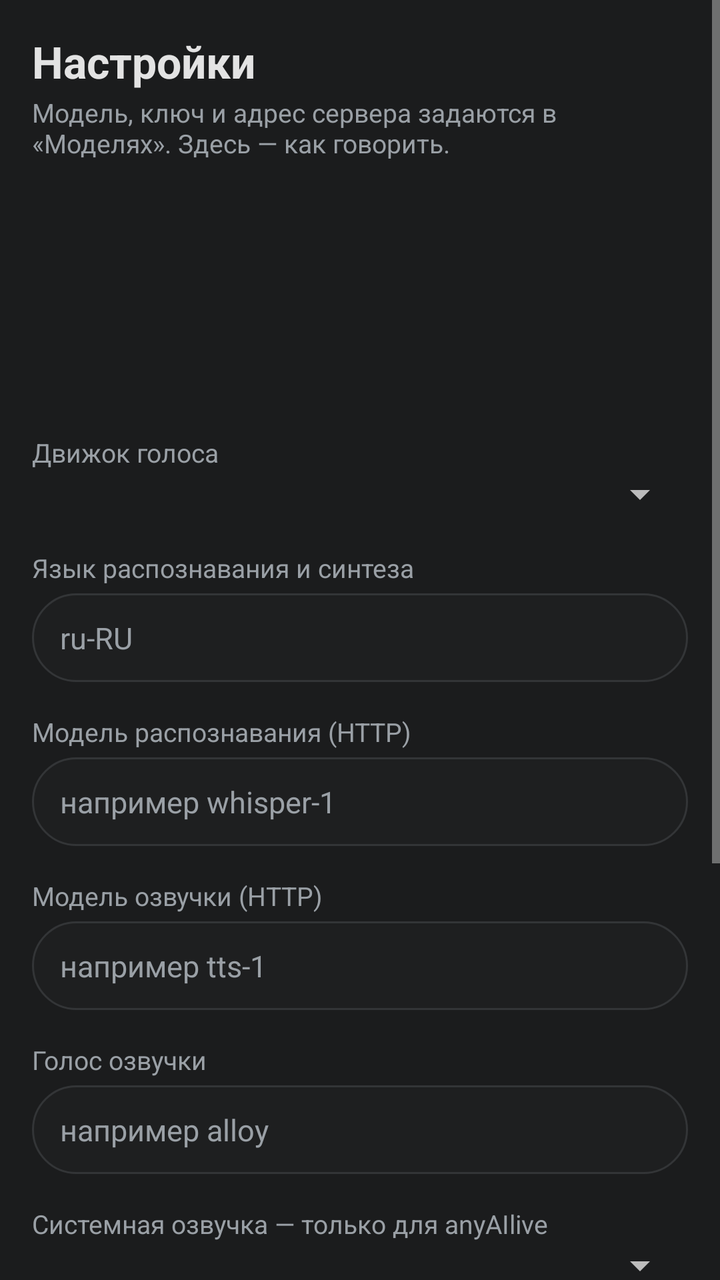
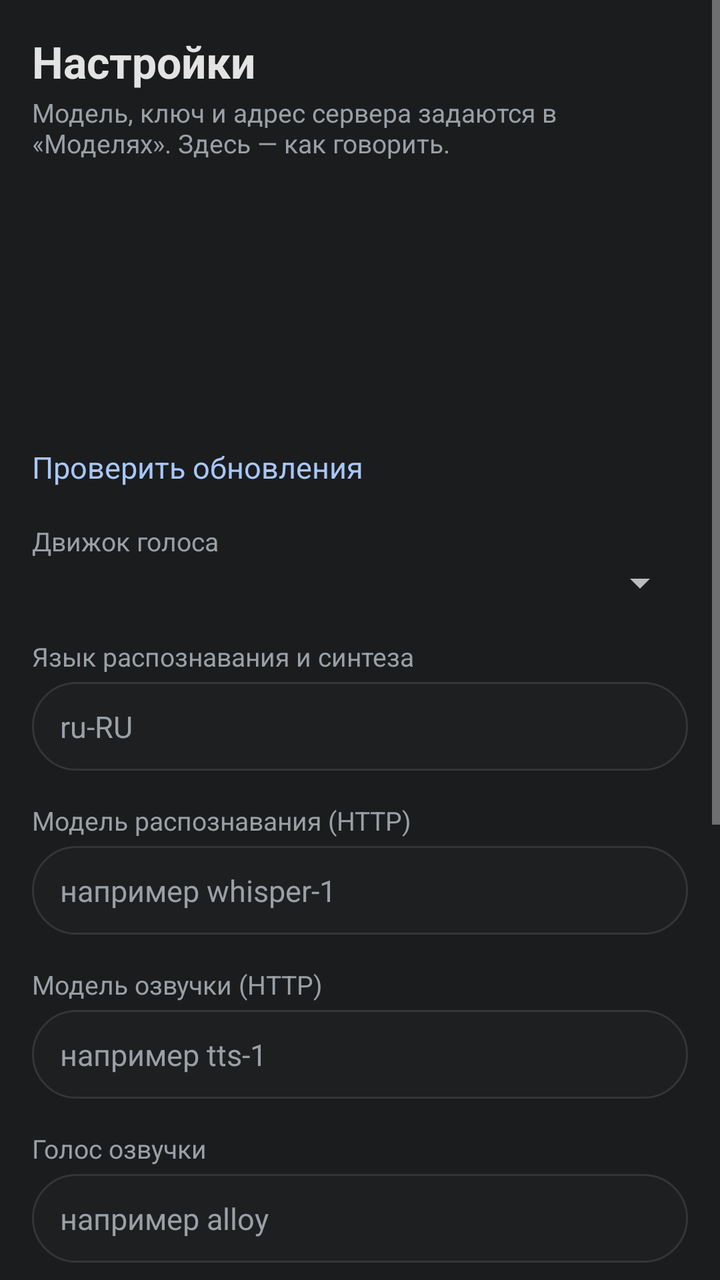

The first picture is an Android layout as it rendered before a commit; the second is the same layout after the commit. The layout source and the unified diff follow.
<!-- AndroidManifest.xml: application theme AppTheme -->
<!-- res/layout/activity_settings.xml -->
<?xml version="1.0" encoding="utf-8"?>
<ScrollView xmlns:android="http://schemas.android.com/apk/res/android"
    android:layout_width="match_parent"
    android:layout_height="match_parent"
    android:background="?attr/colBg"
    android:fillViewport="true">

    <LinearLayout
        android:layout_width="match_parent"
        android:layout_height="wrap_content"
        android:orientation="vertical"
        android:padding="16dp">

        <TextView
            android:layout_width="match_parent"
            android:layout_height="wrap_content"
            android:text="@string/settings_title"
            android:textColor="?attr/colFg"
            android:textSize="22sp"
            android:textStyle="bold" />

        <TextView
            android:layout_width="match_parent"
            android:layout_height="wrap_content"
            android:layout_marginTop="2dp"
            android:text="@string/settings_hint"
            android:textColor="?attr/colMuted"
            android:textSize="13sp" />

        <TextView
            android:id="@+id/set_theme"
            style="@style/SettingsCheck"
            android:layout_marginTop="20dp"
            android:background="?android:attr/selectableItemBackground"
            android:paddingTop="10dp"
            android:paddingBottom="10dp" />

        <TextView
            android:id="@+id/set_lang"
            style="@style/SettingsCheck"
            android:layout_marginTop="4dp"
            android:background="?android:attr/selectableItemBackground"
            android:paddingTop="10dp"
            android:paddingBottom="10dp" />

        <TextView
            android:id="@+id/set_version"
            style="@style/SettingsCheck"
            android:layout_marginTop="4dp"
            android:textColor="?attr/colMuted" />

        <TextView
            style="@style/SettingsLabel"
            android:layout_marginTop="8dp"
            android:text="@string/settings_engine" />

        <Spinner
            android:id="@+id/set_engine"
            android:layout_width="match_parent"
            android:layout_height="wrap_content" />

        <TextView
            style="@style/SettingsLabel"
            android:text="@string/settings_language" />

        <EditText
            android:id="@+id/set_language"
            style="@style/SettingsInput"
            android:hint="@string/settings_language_hint"
            android:inputType="text" />

        <TextView
            style="@style/SettingsLabel"
            android:text="@string/settings_stt" />

        <EditText
            android:id="@+id/set_stt"
            style="@style/SettingsInput"
            android:hint="@string/settings_stt_hint"
            android:inputType="text" />

        <TextView
            style="@style/SettingsLabel"
            android:text="@string/settings_tts" />

        <EditText
            android:id="@+id/set_tts"
            style="@style/SettingsInput"
            android:hint="@string/settings_tts_hint"
            android:inputType="text" />

        <TextView
            style="@style/SettingsLabel"
            android:text="@string/settings_voice" />

        <EditText
            android:id="@+id/set_voice"
            style="@style/SettingsInput"
            android:hint="@string/settings_voice_hint"
            android:inputType="text" />

        <TextView
            style="@style/SettingsLabel"
            android:text="Системная озвучка — только для anyAIlive" />

        <Spinner
            android:id="@+id/set_tts_engine"
            android:layout_width="match_parent"
            android:layout_height="wrap_content" />

        <CheckBox
            android:id="@+id/set_barge_in"
            style="@style/SettingsCheck"
            android:text="@string/settings_barge_in" />

        <CheckBox
            android:id="@+id/set_save_audio"
            style="@style/SettingsCheck"
            android:text="@string/settings_save_audio" />

        <CheckBox
            android:id="@+id/set_keep_history"
            style="@style/SettingsCheck"
            android:text="@string/settings_keep_history" />

        <Button
            android:id="@+id/btn_save_settings"
            android:layout_width="match_parent"
            android:layout_height="wrap_content"
            android:layout_marginTop="16dp"
            android:text="@string/btn_save" />

        <Button
            android:id="@+id/btn_test_tts"
            android:layout_width="match_parent"
            android:layout_height="wrap_content"
            android:text="Проверить / остановить системную озвучку" />

        <Button
            android:id="@+id/btn_export_all"
            android:layout_width="match_parent"
            android:layout_height="wrap_content"
            android:layout_marginTop="8dp"
            android:text="@string/settings_export_all" />
    </LinearLayout>
</ScrollView>
<!-- resources referenced by this layout -->
<resources>
  <string name="btn_save">Сохранить</string>
  <string name="settings_barge_in">Перебивать голосом</string>
  <string name="settings_engine">Движок голоса</string>
  <string name="settings_export_all">Экспортировать все чаты (JSON)</string>
  <string name="settings_hint">Модель, ключ и адрес сервера задаются в «Моделях». Здесь — как говорить.</string>
  <string name="settings_keep_history">Хранить историю чатов</string>
  <string name="settings_language">Язык распознавания и синтеза</string>
  <string name="settings_language_hint">ru-RU</string>
  <string name="settings_save_audio">Сохранять аудио реплик</string>
  <string name="settings_stt">Модель распознавания (HTTP)</string>
  <string name="settings_stt_hint">например whisper-1</string>
  <string name="settings_title">Настройки</string>
  <string name="settings_tts">Модель озвучки (HTTP)</string>
  <string name="settings_tts_hint">например tts-1</string>
  <string name="settings_voice">Голос озвучки</string>
  <string name="settings_voice_hint">например alloy</string>
  <style name="SettingsCheck">
          <item name="android:layout_width">match_parent</item>
          <item name="android:layout_height">wrap_content</item>
          <item name="android:layout_marginTop">12dp</item>
          <item name="android:textColor">?attr/colFg</item>
          <item name="android:textSize">15sp</item>
      </style>
  <style name="SettingsLabel">
          <item name="android:layout_width">match_parent</item>
          <item name="android:layout_height">wrap_content</item>
          <item name="android:layout_marginTop">16dp</item>
          <item name="android:textColor">?attr/colMuted</item>
          <item name="android:textSize">13sp</item>
      </style>
  <!-- drawable bg_input (drawable) -->
  <?xml version="1.0" encoding="utf-8"?>
  <shape xmlns:android="http://schemas.android.com/apk/res/android"
      android:shape="rectangle">
      <solid android:color="?attr/colSurface" />
      <corners android:radius="24dp" />
      <stroke android:width="1dp" android:color="?attr/colLine" />
  </shape>
  <color name="bg">#FF1B1C1D</color>
  <color name="surface">#FF1E1F20</color>
  <color name="surface2">#FF282A2C</color>
  <color name="fg">#FFE3E3E3</color>
  <color name="muted">#FF9AA0A6</color>
  <color name="accent">#FFA8C7FA</color>
  <color name="onAccent">#FF1B1C1D</color>
  <color name="line">#FF333537</color>
  <color name="bubbleUser">#FF333537</color>
  <color name="bubbleAi">#FF1E1F20</color>
  <style name="PillButton" parent="@android:style/Widget.Material.Button">
          <item name="android:background">@drawable/bg_pill_button</item>
          <item name="android:textColor">?attr/colFg</item>
          <item name="android:textAllCaps">false</item>
          <item name="android:textSize">15sp</item>
          <item name="android:letterSpacing">0.01</item>
          <item name="android:minHeight">44dp</item>
          <item name="android:paddingStart">20dp</item>
          <item name="android:paddingEnd">20dp</item>
      </style>
  <!-- drawable bg_pill_button (drawable) -->
  <?xml version="1.0" encoding="utf-8"?>
  <ripple xmlns:android="http://schemas.android.com/apk/res/android"
      android:color="#33FFFFFF">
      <item>
          <shape android:shape="rectangle">
              <solid android:color="?attr/colSurface2" />
              <corners android:radius="24dp" />
          </shape>
      </item>
  </ripple>
  <!-- unchanged entries left out for length: 2 -->
</resources>

<!-- the commit's change to res/layout/activity_settings.xml (unified diff, before → after) -->
@@ -48,6 +48,16 @@
             style="@style/SettingsCheck"
             android:layout_marginTop="4dp"
             android:textColor="?attr/colMuted" />
+
+        <TextView
+            android:id="@+id/set_update"
+            style="@style/SettingsCheck"
+            android:layout_marginTop="4dp"
+            android:background="?android:attr/selectableItemBackground"
+            android:paddingTop="10dp"
+            android:paddingBottom="10dp"
+            android:textColor="?attr/colAccent"
+            android:text="@string/check_updates" />
 
         <TextView
             style="@style/SettingsLabel"
<!-- resource entries referenced after the edit -->
@@ -1,6 +1,7 @@
 <!-- resources referenced by this layout -->
 <resources>
   <string name="btn_save">Сохранить</string>
+  <string name="check_updates">Проверить обновления</string>
   <string name="settings_barge_in">Перебивать голосом</string>
   <string name="settings_engine">Движок голоса</string>
   <string name="settings_export_all">Экспортировать все чаты (JSON)</string>
